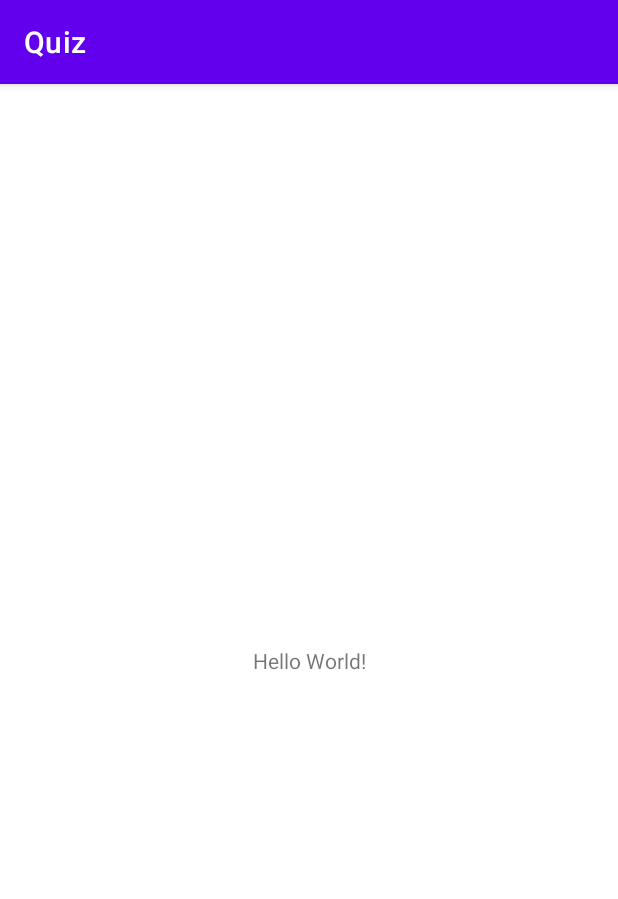
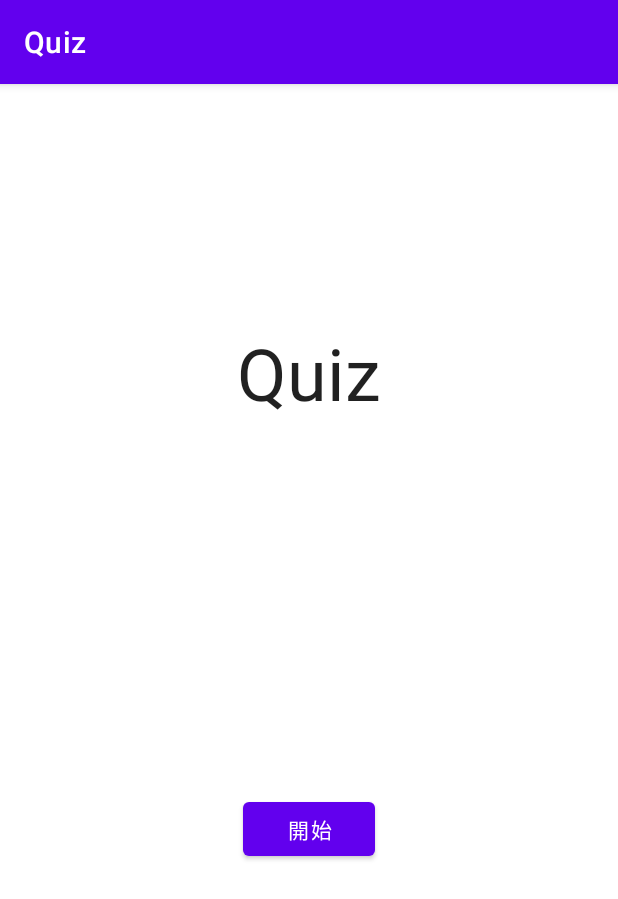
Before and after one commit to s20022/Quiz, an Android app: the screen it shows after launch (MainActivity), on a phone screen of 412 x 824 dp. Shown: the top 899 px of the screen. Run offline under Robolectric (Android 15) with nearby library versions, the phone set to English and light mode, and no system bars.

```diff
--- a/app/build.gradle
+++ b/app/build.gradle
@@ -23,6 +23,9 @@ android {
             proguardFiles getDefaultProguardFile('proguard-android-optimize.txt'), 'proguard-rules.pro'
         }
     }
+    viewBinding {
+        enabled = true
+    }
     compileOptions {
         sourceCompatibility JavaVersion.VERSION_1_8
         targetCompatibility JavaVersion.VERSION_1_8
@@ -39,7 +42,9 @@ dependencies {
     implementation 'androidx.appcompat:appcompat:1.3.1'
     implementation 'com.google.android.material:material:1.4.0'
     implementation 'androidx.constraintlayout:constraintlayout:2.1.0'
+    implementation 'androidx.legacy:legacy-support-v4:1.0.0'
     testImplementation 'junit:junit:4.+'
     androidTestImplementation 'androidx.test.ext:junit:1.1.3'
     androidTestImplementation 'androidx.test.espresso:espresso-core:3.4.0'
+    implementation 'com.opencsv:opencsv:5.2'
 }
--- a/app/src/main/AndroidManifest.xml
+++ b/app/src/main/AndroidManifest.xml
@@ -9,6 +9,10 @@
         android:roundIcon="@mipmap/ic_launcher_round"
         android:supportsRtl="true"
         android:theme="@style/Theme.Quiz">
+        <activity
+            android:name=".QuizActivityResults"
+            android:exported="true" />
+        <activity android:name=".QuizMain" />
         <activity android:name=".MainActivity">
             <intent-filter>
                 <action android:name="android.intent.action.MAIN" />
--- a/app/src/main/java/jp/ac/it_college/s20022/quiz/MainActivity.kt
+++ b/app/src/main/java/jp/ac/it_college/s20022/quiz/MainActivity.kt
@@ -1,11 +1,21 @@
 package jp.ac.it_college.s20022.quiz
 
+import android.content.Intent
 import androidx.appcompat.app.AppCompatActivity
 import android.os.Bundle
+import jp.ac.it_college.s20022.quiz.databinding.ActivityMainBinding
 
 class MainActivity : AppCompatActivity() {
+    private lateinit var binding: ActivityMainBinding
+
     override fun onCreate(savedInstanceState: Bundle?) {
         super.onCreate(savedInstanceState)
-        setContentView(R.layout.activity_main)
+        binding = ActivityMainBinding.inflate(layoutInflater)
+        setContentView(binding.root)
+
+        binding.quizstButton.setOnClickListener {
+            val intent = Intent(this, QuizMain::class.java)
+            startActivity(intent)
+        }
     }
 }
--- /dev/null
+++ b/app/src/main/java/jp/ac/it_college/s20022/quiz/TitleFragment.kt
@@ -0,0 +1,32 @@
+package jp.ac.it_college.s20022.quiz
+
+import android.os.Bundle
+import androidx.fragment.app.Fragment
+import android.view.LayoutInflater
+import android.view.View
+import android.view.ViewGroup
+import jp.ac.it_college.s20022.quiz.databinding.FragmentTitleBinding
+
+class TitleFragment : Fragment() {
+
+    private var _binding: FragmentTitleBinding? = null
+    private val binding get() = _binding!!
+
+    override fun onCreateView(
+        inflater: LayoutInflater, container: ViewGroup?,
+        savedInstanceState: Bundle?
+    ): View? {
+        _binding = FragmentTitleBinding.inflate(inflater, container, false)
+        return binding.root
+    }
+
+    override fun onDestroyView() {
+        super.onDestroyView()
+        _binding = null
+    }
+
+    fun setTitle(title: String) {
+        binding.titlesrView.text = title
+    }
+
+}
--- a/app/src/main/res/layout/activity_main.xml
+++ b/app/src/main/res/layout/activity_main.xml
@@ -6,13 +6,26 @@
     android:layout_height="match_parent"
     tools:context=".MainActivity">
 
-    <TextView
+    <androidx.fragment.app.FragmentContainerView
+        android:id="@+id/quizStitle"
+        android:name="jp.ac.it_college.s20022.quiz.TitleFragment"
+        android:layout_width="0dp"
+        android:layout_height="wrap_content"
+        android:layout_marginTop="160dp"
+        app:layout_constraintEnd_toEndOf="parent"
+        app:layout_constraintHorizontal_bias="0.0"
+        app:layout_constraintStart_toStartOf="parent"
+        app:layout_constraintTop_toTopOf="parent"
+        tools:layout="@layout/fragment_title" />
+
+    <Button
+        android:id="@+id/quizstButton"
         android:layout_width="wrap_content"
         android:layout_height="wrap_content"
-        android:text="Hello World!"
+        android:text="@string/start_button"
         app:layout_constraintBottom_toBottomOf="parent"
-        app:layout_constraintLeft_toLeftOf="parent"
-        app:layout_constraintRight_toRightOf="parent"
-        app:layout_constraintTop_toTopOf="parent" />
+        app:layout_constraintEnd_toEndOf="parent"
+        app:layout_constraintStart_toStartOf="parent"
+        app:layout_constraintTop_toBottomOf="@+id/quizStitle" />
 
 </androidx.constraintlayout.widget.ConstraintLayout>
--- /dev/null
+++ b/app/src/main/res/layout/fragment_title.xml
@@ -0,0 +1,20 @@
+<?xml version="1.0" encoding="utf-8"?>
+<androidx.constraintlayout.widget.ConstraintLayout xmlns:android="http://schemas.android.com/apk/res/android"
+    xmlns:app="http://schemas.android.com/apk/res-auto"
+    xmlns:tools="http://schemas.android.com/tools"
+    android:id="@+id/titleconstLayout"
+    android:layout_width="match_parent"
+    android:layout_height="wrap_content"
+    tools:context=".TitleFragment">
+
+    <TextView
+        android:id="@+id/titlesrView"
+        android:layout_width="wrap_content"
+        android:layout_height="wrap_content"
+        android:text="@string/title_text"
+        android:textAppearance="@style/TextAppearance.AppCompat.Large"
+        android:textSize="48sp"
+        app:layout_constraintEnd_toEndOf="parent"
+        app:layout_constraintStart_toStartOf="parent"
+        app:layout_constraintTop_toTopOf="parent" />
+</androidx.constraintlayout.widget.ConstraintLayout>
--- a/app/src/main/res/values/strings.xml
+++ b/app/src/main/res/values/strings.xml
@@ -1,3 +1,11 @@
 <resources>
     <string name="app_name">Quiz</string>
+    <!-- TODO: Remove or change this placeholder text -->
+    <string name="hello_blank_fragment">Hello blank fragment</string>
+    <string name="title_text">Quiz</string>
+    <string name="start_button">開始</string>
+    <string name="coanswer">正解数:</string>
+    <string name="incAnswer">不正解数:</string>
+    <string name="timertext">かかった時間:</string>
+    <string name="buck_button">タイトルへ戻る</string>
 </resources>
--- a/build.gradle
+++ b/build.gradle
@@ -7,7 +7,7 @@ buildscript {
     }
     dependencies {
         classpath "com.android.tools.build:gradle:4.2.1"
-        classpath "org.jetbrains.kotlin:kotlin-gradle-plugin:$kotlin_version"
+        classpath "org.jetbrains.kotlin:kotlin-gradle-plugin:1.5.30"
 
         // NOTE: Do not place your application dependencies here; they belong
         // in the individual module build.gradle files
```
Also changed, not shown: app/src/main/assets/quiztext.csv (added, +11 -0 lines), app/src/main/java/jp/ac/it_college/s20022/quiz/QuizActivityResults.kt (added, +21 -0 lines), app/src/main/java/jp/ac/it_college/s20022/quiz/QuizMain.kt (added, +23 -0 lines), app/src/main/java/jp/ac/it_college/s20022/quiz/QuizTitleFragment.kt (added, +34 -0 lines), app/src/main/java/jp/ac/it_college/s20022/quiz/Quizcqa.kt (added, +9 -0 lines), app/src/main/res/layout/activity_quiz_main.xml (added, +70 -0 lines), app/src/main/res/layout/activity_quiz_results.xml (added, +110 -0 lines), app/src/main/res/layout/fragment_quiz_title.xml (added, +23 -0 lines).
